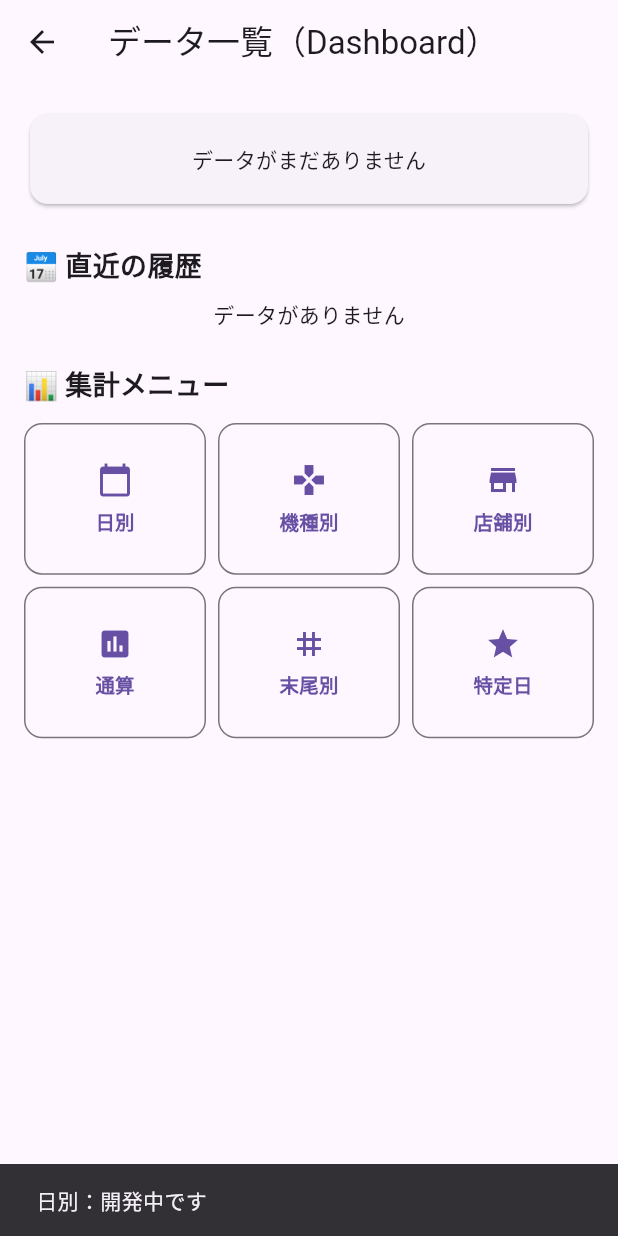
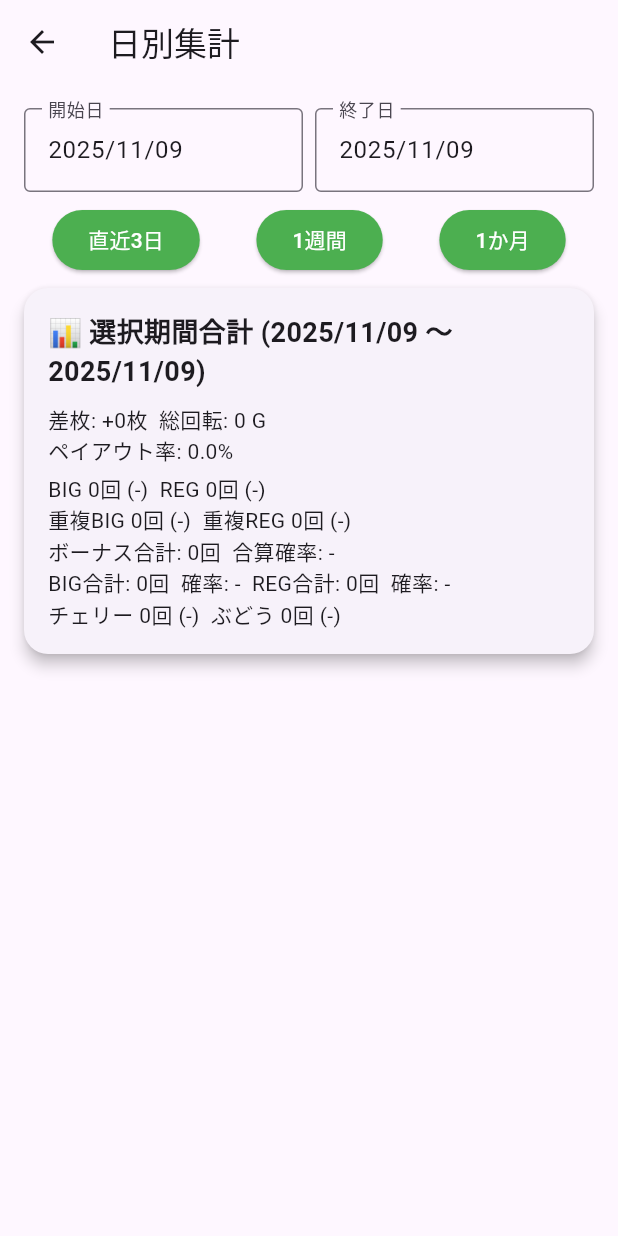
Before and after one commit to koen7777/juggler_record_app, a Flutter app: the DataListScreen screen opened directly, after a tap on "日別", on a phone screen of 412 x 824 dp. Run offline on Flutter 3.47's test engine with Material 3 defaults, Android fonts, the phone set to English and light mode, and no system bars; our stand-ins replace fl_chart; missing offline and left inert: dart:html.

Commit message:
更新メッセージ

```diff
--- /dev/null
+++ b/lib/screens/aggregation/daily_summary_screen.dart
@@ -0,0 +1,283 @@
+// lib/screens/aggregation/daily_summary_screen.dart
+import 'package:flutter/material.dart';
+import 'package:intl/intl.dart';
+import '../../database/db_helper_web.dart';
+import '../../models/record.dart';
+
+class DailySummaryScreen extends StatefulWidget {
+  const DailySummaryScreen({super.key});
+
+  @override
+  State<DailySummaryScreen> createState() => _DailySummaryScreenState();
+}
+
+class _DailySummaryScreenState extends State<DailySummaryScreen> {
+  final DBHelperWeb _dbHelper = DBHelperWeb();
+
+  DateTime _selectedStartDate = DateTime.now();
+  DateTime _selectedEndDate = DateTime.now();
+  final TextEditingController _startDateController = TextEditingController();
+  final TextEditingController _endDateController = TextEditingController();
+
+  List<Record> _allRecords = [];
+  List<Record> _displayRecords = [];
+
+  @override
+  void initState() {
+    super.initState();
+    _startDateController.text = DateFormat('yyyy/MM/dd').format(_selectedStartDate);
+    _endDateController.text = DateFormat('yyyy/MM/dd').format(_selectedEndDate);
+    _loadRecords();
+  }
+
+  Future<void> _loadRecords() async {
+    final records = await _dbHelper.getRecords();
+    setState(() {
+      _allRecords = records;
+      _filterRecords();
+    });
+  }
+
+  void _filterRecords() {
+    setState(() {
+      _displayRecords = _allRecords.where((r) {
+        final recordDate = DateFormat('yyyy/MM/dd').parse(r.date);
+        return !recordDate.isBefore(_selectedStartDate) &&
+               !recordDate.isAfter(_selectedEndDate);
+      }).toList();
+    });
+  }
+
+  Future<void> _pickDateRange() async {
+    final pickedStart = await showDatePicker(
+      context: context,
+      locale: const Locale('ja'),
+      initialDate: _selectedStartDate,
+      firstDate: DateTime(2000),
+      lastDate: DateTime(2100),
+    );
+    if (pickedStart == null) return;
+
+    final pickedEnd = await showDatePicker(
+      context: context,
+      locale: const Locale('ja'),
+      initialDate: pickedStart,
+      firstDate: pickedStart,
+      lastDate: DateTime(2100),
+    );
+    if (pickedEnd == null) return;
+
+    setState(() {
+      _selectedStartDate = pickedStart;
+      _selectedEndDate = pickedEnd;
+      _startDateController.text = DateFormat('yyyy/MM/dd').format(pickedStart);
+      _endDateController.text = DateFormat('yyyy/MM/dd').format(pickedEnd);
+      _filterRecords();
+    });
+  }
+
+  void _setQuickRange(Duration range) {
+    final now = DateTime.now();
+    setState(() {
+      _selectedEndDate = now;
+      _selectedStartDate = now.subtract(range);
+      _startDateController.text = DateFormat('yyyy/MM/dd').format(_selectedStartDate);
+      _endDateController.text = DateFormat('yyyy/MM/dd').format(_selectedEndDate);
+      _filterRecords();
+    });
+  }
+
+  Record _computeSummary(List<Record> records) {
+    int totalRotation = 0, diff = 0;
+    int big = 0, reg = 0, bigDup = 0, regDup = 0, cherry = 0, grape = 0;
+
+    for (var r in records) {
+      totalRotation += r.totalRotation;
+      diff += r.diff;
+      big += r.big;
+      reg += r.reg;
+      bigDup += r.bigDup;
+      regDup += r.regDup;
+      cherry += r.cherry;
+      grape += r.grape;
+    }
+
+    return Record(
+      date:
+          "${DateFormat('yyyy/MM/dd').format(_selectedStartDate)} ～ ${DateFormat('yyyy/MM/dd').format(_selectedEndDate)}",
+      machine: "",
+      shop: "",
+      number: "",
+      totalRotation: totalRotation,
+      diff: diff,
+      big: big,
+      reg: reg,
+      bigDup: bigDup,
+      regDup: regDup,
+      cherry: cherry,
+      grape: grape,
+    );
+  }
+
+  Widget _summaryCard(Record record) {
+    final totalRotation = record.totalRotation;
+
+    final bigRate = record.big == 0 ? "-" : "1/${(totalRotation / record.big).toStringAsFixed(2)}";
+    final regRate = record.reg == 0 ? "-" : "1/${(totalRotation / record.reg).toStringAsFixed(2)}";
+    final bigDupRate = record.bigDup == 0 ? "-" : "1/${(totalRotation / record.bigDup).toStringAsFixed(2)}";
+    final regDupRate = record.regDup == 0 ? "-" : "1/${(totalRotation / record.regDup).toStringAsFixed(2)}";
+
+    final totalBonus = record.big + record.reg + record.bigDup + record.regDup;
+    final totalBonusRate = totalBonus == 0 ? "-" : "1/${(totalRotation / totalBonus).toStringAsFixed(2)}";
+
+    final bigTotal = record.big + record.bigDup;
+    final bigTotalRate = bigTotal == 0 ? "-" : "1/${(totalRotation / bigTotal).toStringAsFixed(2)}";
+
+    final regTotal = record.reg + record.regDup;
+    final regTotalRate = regTotal == 0 ? "-" : "1/${(totalRotation / regTotal).toStringAsFixed(2)}";
+
+    final cherryRate = record.cherry == 0 ? "-" : "1/${(totalRotation / record.cherry).toStringAsFixed(2)}";
+    final grapeRate = record.grape == 0 ? "-" : "1/${(totalRotation / record.grape).toStringAsFixed(2)}";
+
+    final payoutValue =
+        totalRotation == 0 ? 0.0 : ((record.diff / (totalRotation * 3)) * 100 + 100);
+
+    return Card(
+      elevation: 4,
+      shape: RoundedRectangleBorder(borderRadius: BorderRadius.circular(16)),
+      margin: const EdgeInsets.symmetric(vertical: 8),
+      child: Padding(
+        padding: const EdgeInsets.all(16),
+        child: Column(
+          crossAxisAlignment: CrossAxisAlignment.start,
+          children: [
+            Text("📊 選択期間合計 (${record.date})",
+                style: const TextStyle(fontSize: 18, fontWeight: FontWeight.bold)),
+            const SizedBox(height: 8),
+            Text("差枚: ${record.diff >= 0 ? '+' : ''}${record.diff}枚  総回転: $totalRotation G"),
+            Text("ペイアウト率: ${payoutValue.toStringAsFixed(1)}%"),
+            const SizedBox(height: 4),
+            Text("BIG ${record.big}回 ($bigRate)  REG ${record.reg}回 ($regRate)"),
+            Text("重複BIG ${record.bigDup}回 ($bigDupRate)  重複REG ${record.regDup}回 ($regDupRate)"),
+            Text("ボーナス合計: $totalBonus回  合算確率: $totalBonusRate"),
+            Text("BIG合計: $bigTotal回  確率: $bigTotalRate  REG合計: $regTotal回  確率: $regTotalRate"),
+            Text("チェリー ${record.cherry}回 ($cherryRate)  ぶどう ${record.grape}回 ($grapeRate)"),
+          ],
+        ),
+      ),
+    );
+  }
+
+  Widget _recordExpansionTile(Record record) {
+    final totalRotation = record.totalRotation;
+    final payoutValue =
+        totalRotation == 0 ? 0.0 : ((record.diff / (totalRotation * 3)) * 100 + 100);
+
+    final totalBonus = record.big + record.reg + record.bigDup + record.regDup;
+    final totalBonusRate = totalBonus == 0 ? "-" : "1/${(totalRotation / totalBonus).toStringAsFixed(2)}";
+
+    final bigTotal = record.big + record.bigDup;
+    final bigTotalRate = bigTotal == 0 ? "-" : "1/${(totalRotation / bigTotal).toStringAsFixed(2)}";
+
+    final regTotal = record.reg + record.regDup;
+    final regTotalRate = regTotal == 0 ? "-" : "1/${(totalRotation / regTotal).toStringAsFixed(2)}";
+
+    final bigRate = record.big == 0 ? "-" : "1/${(totalRotation / record.big).toStringAsFixed(2)}";
+    final regRate = record.reg == 0 ? "-" : "1/${(totalRotation / record.reg).toStringAsFixed(2)}";
+    final bigDupRate = record.bigDup == 0 ? "-" : "1/${(totalRotation / record.bigDup).toStringAsFixed(2)}";
+    final regDupRate = record.regDup == 0 ? "-" : "1/${(totalRotation / record.regDup).toStringAsFixed(2)}";
+
+    final cherryRate = record.cherry == 0 ? "-" : "1/${(totalRotation / record.cherry).toStringAsFixed(2)}";
+    final grapeRate = record.grape == 0 ? "-" : "1/${(totalRotation / record.grape).toStringAsFixed(2)}";
+
+    return ExpansionTile(
+      title: Text("${record.date}  差枚: ${record.diff >= 0 ? '+' : ''}${record.diff}枚  総回転: ${record.totalRotation}G"),
+      subtitle: Text(
+          "ペイアウト率: ${payoutValue.toStringAsFixed(1)}%  ボーナス合計: $totalBonus回  合算確率: $totalBonusRate"),
+      children: [
+        Padding(
+          padding: const EdgeInsets.symmetric(horizontal: 16, vertical: 8),
+          child: Column(
+            crossAxisAlignment: CrossAxisAlignment.start,
+            children: [
+              Text("BIG ${record.big}回 ($bigRate)  REG ${record.reg}回 ($regRate)"),
+              Text("重複BIG ${record.bigDup}回 ($bigDupRate)  重複REG ${record.regDup}回 ($regDupRate)"),
+              Text("BIG合計: $bigTotal回  確率: $bigTotalRate  REG合計: $regTotal回  確率: $regTotalRate"),
+              Text("チェリー ${record.cherry}回 ($cherryRate)  ぶどう ${record.grape}回 ($grapeRate)"),
+            ],
+          ),
+        ),
+      ],
+    );
+  }
+
+  @override
+  Widget build(BuildContext context) {
+    final summaryRecord = _computeSummary(_displayRecords);
+    return Scaffold(
+      appBar: AppBar(title: const Text("日別集計")),
+      body: SingleChildScrollView(
+        padding: const EdgeInsets.all(16),
+        child: Column(
+          crossAxisAlignment: CrossAxisAlignment.stretch,
+          children: [
+            Row(
+              children: [
+                Expanded(
+                  child: TextFormField(
+                    controller: _startDateController,
+                    readOnly: true,
+                    decoration: const InputDecoration(labelText: '開始日', border: OutlineInputBorder()),
+                    onTap: _pickDateRange,
+                  ),
+                ),
+                const SizedBox(width: 8),
+                Expanded(
+                  child: TextFormField(
+                    controller: _endDateController,
+                    readOnly: true,
+                    decoration: const InputDecoration(labelText: '終了日', border: OutlineInputBorder()),
+                    onTap: _pickDateRange,
+                  ),
+                ),
+              ],
+            ),
+            const SizedBox(height: 8),
+            Row(
+              mainAxisAlignment: MainAxisAlignment.spaceAround,
+              children: [
+                ElevatedButton(
+                  onPressed: () => _setQuickRange(const Duration(days: 2)),
+                  style: ElevatedButton.styleFrom(
+                    backgroundColor: Colors.green,
+                    foregroundColor: Colors.white,
+                  ),
+                  child: const Text("直近3日"),
+                ),
+                ElevatedButton(
+                  onPressed: () => _setQuickRange(const Duration(days: 6)),
+                  style: ElevatedButton.styleFrom(
+                    backgroundColor: Colors.green,
+                    foregroundColor: Colors.white,
+                  ),
+                  child: const Text("1週間"),
+                ),
+                ElevatedButton(
+                  onPressed: () => _setQuickRange(const Duration(days: 29)),
+                  style: ElevatedButton.styleFrom(
+                    backgroundColor: Colors.green,
+                    foregroundColor: Colors.white,
+                  ),
+                  child: const Text("1か月"),
+                ),
+              ],
+            ),
+            _summaryCard(summaryRecord),
+            const SizedBox(height: 8),
+            ..._displayRecords.map(_recordExpansionTile).toList(),
+          ],
+        ),
+      ),
+    );
+  }
+}
--- a/lib/screens/data_list/data_list_screen.dart
+++ b/lib/screens/data_list/data_list_screen.dart
@@ -1,8 +1,17 @@
-// lib/screens/data_list/data_list_screen.dart
 import 'package:flutter/material.dart';
 import '../../database/db_helper_web.dart';
 import '../../models/record.dart';
-import 'graph_screen.dart'; // GraphScreen をインポート
+import 'graph_screen.dart';
+import '../aggregation/daily_summary_screen.dart'; // ← 日別集計画面の追加
+
+// 🟢 メニュー用クラス
+class MenuItem {
+  final String title;
+  final IconData icon;
+  final Widget? screen;
+
+  MenuItem(this.title, this.icon, this.screen);
+}
 
 class DataListScreen extends StatefulWidget {
   const DataListScreen({super.key});
@@ -40,7 +49,7 @@ class _DataListScreenState extends State<DataListScreen> {
         child: Column(
           crossAxisAlignment: CrossAxisAlignment.stretch,
           children: [
-            // 今日の成績カードをタップ可能に
+            // 📊 今日の成績カードをタップでGraphScreenへ遷移
             GestureDetector(
               onTap: hasData
                   ? () {
@@ -82,7 +91,7 @@ class _DataListScreenState extends State<DataListScreen> {
     );
   }
 
-  // 今日の成績カード
+  // 🟩 今日の成績カード
   Widget _todayCard(Record? record) {
     if (record == null) {
       return const Card(
@@ -127,10 +136,11 @@ class _DataListScreenState extends State<DataListScreen> {
             const Text("📅 今日の成績",
                 style: TextStyle(fontSize: 20, fontWeight: FontWeight.bold)),
             const SizedBox(height: 10),
-
             Row(
               children: [
-                const Text("差枚：", style: TextStyle(fontSize: 26, fontWeight: FontWeight.bold)),
+                const Text("差枚：",
+                    style:
+                        TextStyle(fontSize: 26, fontWeight: FontWeight.bold)),
                 Text(
                   "${record.diff >= 0 ? '+' : ''}${record.diff}枚",
                   style: TextStyle(
@@ -157,7 +167,6 @@ class _DataListScreenState extends State<DataListScreen> {
             const SizedBox(height: 8),
             const Divider(),
             const SizedBox(height: 8),
-
             Text("BIG ${record.big}回 ($bigRate)   REG ${record.reg}回 ($regRate)",
                 style: const TextStyle(fontSize: 14)),
             const SizedBox(height: 4),
@@ -165,8 +174,7 @@ class _DataListScreenState extends State<DataListScreen> {
                 "重複BIG ${record.bigDup}回 ($bigDupRate)   重複REG ${record.regDup}回 ($regDupRate)",
                 style: const TextStyle(fontSize: 14)),
             const SizedBox(height: 4),
-            Text(
-                "チェリー ${record.cherry}回 ($cherryRate)   ぶどう ${record.grape}回 ($grapeRate)",
+            Text("チェリー ${record.cherry}回 ($cherryRate)   ぶどう ${record.grape}回 ($grapeRate)",
                 style: const TextStyle(fontSize: 14)),
           ],
         ),
@@ -174,7 +182,7 @@ class _DataListScreenState extends State<DataListScreen> {
     );
   }
 
-  // 履歴カード（直近3件）
+  // 🟩 履歴カード（直近3件）
   Widget _historyCard(Record record) {
     final payoutValue = record.totalRotation == 0
         ? 0.0
@@ -188,16 +196,10 @@ class _DataListScreenState extends State<DataListScreen> {
           mainAxisAlignment: MainAxisAlignment.spaceBetween,
           children: [
             Expanded(
-              flex: 3,
-              child: Text(
-                "📅 ${record.date}",
-                style: const TextStyle(fontWeight: FontWeight.bold),
-              ),
-            ),
-            Expanded(
-              flex: 5,
-              child: Text(record.machine, overflow: TextOverflow.ellipsis),
-            ),
+                flex: 3,
+                child: Text("📅 ${record.date}",
+                    style: const TextStyle(fontWeight: FontWeight.bold))),
+            Expanded(flex: 5, child: Text(record.machine, overflow: TextOverflow.ellipsis)),
             Expanded(
               flex: 2,
               child: Text(
@@ -211,20 +213,15 @@ class _DataListScreenState extends State<DataListScreen> {
             ),
             Expanded(
               flex: 2,
-              child: Text(
-                "${record.totalRotation}G",
-                textAlign: TextAlign.right,
-                style: const TextStyle(fontSize: 12),
-              ),
+              child: Text("${record.totalRotation}G",
+                  textAlign: TextAlign.right, style: const TextStyle(fontSize: 12)),
             ),
             Expanded(
               flex: 2,
               child: Text(
                 "${payoutValue.toStringAsFixed(1)}%",
                 textAlign: TextAlign.right,
-                style: TextStyle(
-                  color: payoutValue < 100 ? Colors.red : Colors.black,
-                ),
+                style: TextStyle(color: payoutValue < 100 ? Colors.red : Colors.black),
               ),
             ),
           ],
@@ -233,15 +230,15 @@ class _DataListScreenState extends State<DataListScreen> {
     );
   }
 
-  // 固定の3列メニュー
+  // 🟩 固定の3列メニュー（クラス化して修正版）
   Widget _gridMenu(BuildContext context) {
     final menuItems = [
-      ("日別", Icons.calendar_today),
-      ("機種別", Icons.games),
-      ("店舗別", Icons.store),
-      ("通算", Icons.assessment),
-      ("末尾別", Icons.tag),
-      ("特定日", Icons.star),
+      MenuItem("日別", Icons.calendar_today, const DailySummaryScreen()),
+      MenuItem("機種別", Icons.games, null),
+      MenuItem("店舗別", Icons.store, null),
+      MenuItem("通算", Icons.assessment, null),
+      MenuItem("末尾別", Icons.tag, null),
+      MenuItem("特定日", Icons.star, null),
     ];
 
     return GridView.count(
@@ -254,25 +251,24 @@ class _DataListScreenState extends State<DataListScreen> {
       children: menuItems.map((item) {
         return OutlinedButton(
           style: OutlinedButton.styleFrom(
-            shape:
-                RoundedRectangleBorder(borderRadius: BorderRadius.circular(12)),
+            shape: RoundedRectangleBorder(borderRadius: BorderRadius.circular(12)),
             padding: const EdgeInsets.symmetric(vertical: 10, horizontal: 4),
           ),
           onPressed: () {
-            ScaffoldMessenger.of(context).showSnackBar(
-              SnackBar(content: Text("${item.$1}：開発中です")),
-            );
+            if (item.screen != null) {
+              Navigator.push(context, MaterialPageRoute(builder: (_) => item.screen!));
+            } else {
+              ScaffoldMessenger.of(context).showSnackBar(
+                SnackBar(content: Text("${item.title}：開発中です")),
+              );
+            }
           },
           child: Column(
             mainAxisAlignment: MainAxisAlignment.center,
             children: [
-              Icon(item.$2, size: 24),
+              Icon(item.icon, size: 24),
               const SizedBox(height: 6),
-              Text(
-                item.$1,
-                style: const TextStyle(
-                    fontSize: 13, fontWeight: FontWeight.bold),
-              ),
+              Text(item.title, style: const TextStyle(fontSize: 13, fontWeight: FontWeight.bold)),
             ],
           ),
         );
--- a/lib/screens/data_list/machine_stats.dart
+++ /dev/null
@@ -1,11 +0,0 @@
-
-import 'package:flutter/material.dart';
-
-class MachineStatsScreen extends StatelessWidget {
-  const MachineStatsScreen({super.key});
-
-  @override
-  Widget build(BuildContext context) {
-    return const Center(child: Text('機種別集計画面'));
-  }
-}
--- a/lib/screens/data_list/special_day_stats.dart
+++ /dev/null
@@ -1,12 +0,0 @@
-import 'package:flutter/material.dart';
-
-class SpecialDayStatsScreen extends StatelessWidget {
-  const SpecialDayStatsScreen({super.key});
-
-  @override
-  Widget build(BuildContext context) {
-    return const Center(
-      child: Text('ゾロ目・特定日別集計画面', style: TextStyle(fontSize: 20)),
-    );
-  }
-}
```
Also changed, not shown: lib/screens/data_list/daily_stats.dart (deleted), lib/screens/data_list/shop_stats.dart (deleted), lib/screens/data_list/tail_number_stats.dart (deleted), lib/screens/data_list/total_stats.dart (deleted).
